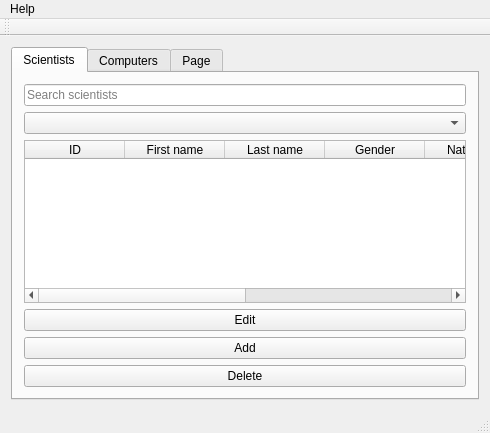
Before: the Qt Designer form Gui-Vln-2016/mainwindow.ui in ivark16/Vln-2016, drawn with Qt 5.
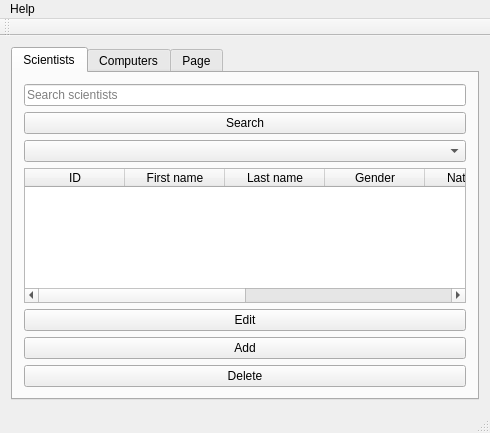
After: the same form once the commit is applied. The open tabs and pages were chosen to show the change.

Commit message: Bua til search

```diff
--- a/Gui-Vln-2016/mainwindow.ui
+++ b/Gui-Vln-2016/mainwindow.ui
@@ -19,7 +19,7 @@
    <string>MainWindow</string>
   </property>
   <widget class="QWidget" name="centralWidget">
-   <layout class="QVBoxLayout" name="verticalLayout_2">
+   <layout class="QHBoxLayout" name="horizontalLayout">
     <item>
      <widget class="QTabWidget" name="tabWidget">
       <property name="currentIndex">
@@ -37,6 +37,13 @@
           </property>
          </widget>
         </item>
+        <item>
+         <widget class="QPushButton" name="pushButtonSearchScientist">
+          <property name="text">
+           <string>Search</string>
+          </property>
+         </widget>
+        </item>
         <item>
          <widget class="QComboBox" name="comboBoxScientist"/>
         </item>
@@ -126,7 +133,7 @@
        <attribute name="title">
         <string>Computers</string>
        </attribute>
-       <layout class="QVBoxLayout" name="verticalLayout_3">
+       <layout class="QVBoxLayout" name="verticalLayout_2">
         <item>
          <widget class="QTableWidget" name="tableWidget_2">
           <property name="editTriggers">
```
Left out of the diff: 2 changed lines with no effect on the pictures. The commit also changes 2 other files.
